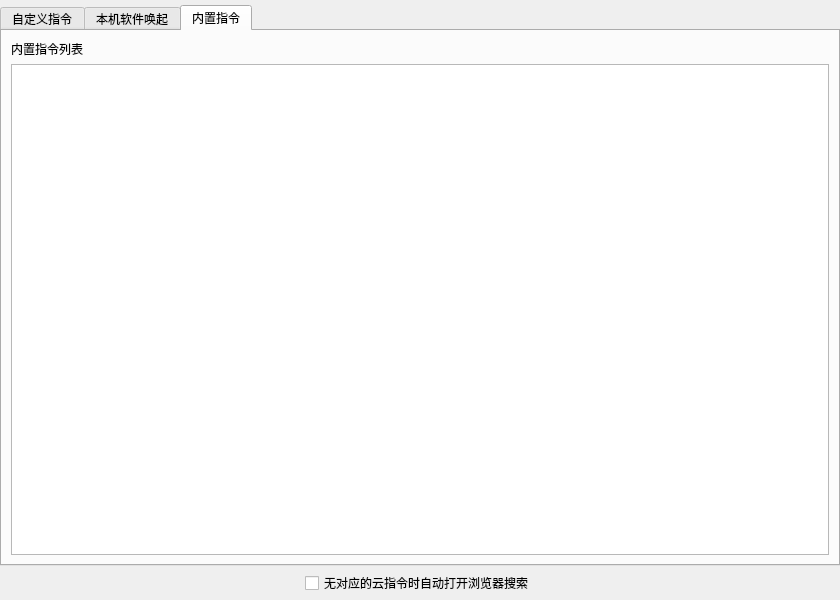
Old version of the form EasyPointer/DialogCloudCmd.ui in the repository wlffeng2008/EasyPointer.
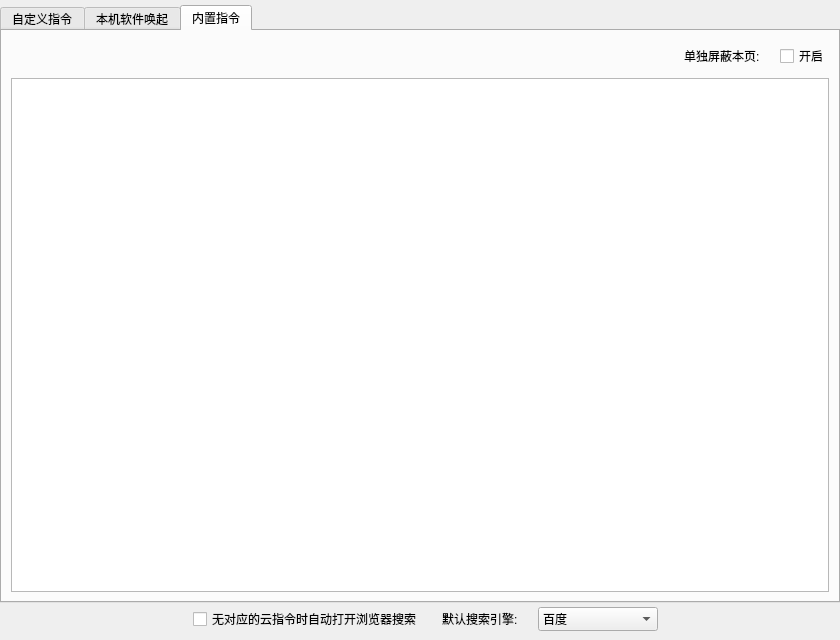
New version of the form. The open tabs and pages were chosen to show the change. Custom widgets are drawn as their Qt base class.

Diff of the .ui file:
```diff
--- a/EasyPointer/DialogCloudCmd.ui
+++ b/EasyPointer/DialogCloudCmd.ui
@@ -7,7 +7,7 @@
     <x>0</x>
     <y>0</y>
     <width>840</width>
-    <height>600</height>
+    <height>640</height>
    </rect>
   </property>
   <property name="windowTitle">
@@ -15,7 +15,7 @@
   </property>
   <layout class="QVBoxLayout" name="verticalLayout_4">
    <property name="spacing">
-    <number>5</number>
+    <number>0</number>
    </property>
    <property name="leftMargin">
     <number>0</number>
@@ -27,7 +27,7 @@
     <number>0</number>
    </property>
    <property name="bottomMargin">
-    <number>5</number>
+    <number>0</number>
    </property>
    <item>
     <widget class="QTabWidget" name="tabWidget">
@@ -208,11 +208,59 @@
       </attribute>
       <layout class="QVBoxLayout" name="verticalLayout_5">
        <item>
-        <widget class="QLabel" name="labelTitle2">
-         <property name="text">
-          <string>内置指令列表</string>
+        <layout class="QHBoxLayout" name="horizontalLayout_4">
+         <property name="spacing">
+          <number>20</number>
          </property>
-        </widget>
+         <property name="bottomMargin">
+          <number>0</number>
+         </property>
+         <item>
+          <spacer name="horizontalSpacer_4">
+           <property name="orientation">
+            <enum>Qt::Orientation::Horizontal</enum>
+           </property>
+           <property name="sizeHint" stdset="0">
+            <size>
+             <width>40</width>
+             <height>20</height>
+            </size>
+           </property>
+          </spacer>
+         </item>
+         <item>
+          <widget class="QLabel" name="labelTitle2">
+           <property name="minimumSize">
+            <size>
+             <width>0</width>
+             <height>32</height>
+            </size>
+           </property>
+           <property name="text">
+            <string>单独屏蔽本页:</string>
+           </property>
+          </widget>
+         </item>
+         <item>
+          <widget class="ToggleButton" name="checkBoxIgnore2">
+           <property name="minimumSize">
+            <size>
+             <width>0</width>
+             <height>24</height>
+            </size>
+           </property>
+           <property name="maximumSize">
+            <size>
+             <width>52</width>
+             <height>16777215</height>
+            </size>
+           </property>
+           <property name="text">
+            <string>开启</string>
+           </property>
+          </widget>
+         </item>
+        </layout>
        </item>
        <item>
         <widget class="QTableView" name="tableView1">
@@ -228,15 +276,99 @@
      </widget>
     </widget>
    </item>
-   <item alignment="Qt::AlignmentFlag::AlignHCenter">
-    <widget class="QCheckBox" name="checkBoxSearch">
-     <property name="text">
-      <string>无对应的云指令时自动打开浏览器搜索</string>
+   <item>
+    <layout class="QHBoxLayout" name="horizontalLayout_3">
+     <property name="spacing">
+      <number>20</number>
      </property>
-    </widget>
+     <property name="leftMargin">
+      <number>10</number>
+     </property>
+     <property name="bottomMargin">
+      <number>5</number>
+     </property>
+     <item>
+      <spacer name="horizontalSpacer">
+       <property name="orientation">
+        <enum>Qt::Orientation::Horizontal</enum>
+       </property>
+       <property name="sizeHint" stdset="0">
+        <size>
+         <width>40</width>
+         <height>20</height>
+        </size>
+       </property>
+      </spacer>
+     </item>
+     <item alignment="Qt::AlignmentFlag::AlignHCenter">
+      <widget class="QCheckBox" name="checkBoxSearch">
+       <property name="text">
+        <string>无对应的云指令时自动打开浏览器搜索</string>
+       </property>
+      </widget>
+     </item>
+     <item alignment="Qt::AlignmentFlag::AlignHCenter">
+      <widget class="QLabel" name="label_6">
+       <property name="minimumSize">
+        <size>
+         <width>0</width>
+         <height>32</height>
+        </size>
+       </property>
+       <property name="text">
+        <string>默认搜索引擎:</string>
+       </property>
+      </widget>
+     </item>
+     <item alignment="Qt::AlignmentFlag::AlignHCenter">
+      <widget class="QComboBox" name="comboBoxEngine">
+       <property name="minimumSize">
+        <size>
+         <width>120</width>
+         <height>24</height>
+        </size>
+       </property>
+       <item>
+        <property name="text">
+         <string>百度</string>
+        </property>
+       </item>
+       <item>
+        <property name="text">
+         <string>Google</string>
+        </property>
+       </item>
+       <item>
+        <property name="text">
+         <string>雅虎</string>
+        </property>
+       </item>
+      </widget>
+     </item>
+     <item>
+      <spacer name="horizontalSpacer_2">
+       <property name="orientation">
+        <enum>Qt::Orientation::Horizontal</enum>
+       </property>
+       <property name="sizeHint" stdset="0">
+        <size>
+         <width>40</width>
+         <height>20</height>
+        </size>
+       </property>
+      </spacer>
+     </item>
+    </layout>
    </item>
   </layout>
  </widget>
+ <customwidgets>
+  <customwidget>
+   <class>ToggleButton</class>
+   <extends>QCheckBox</extends>
+   <header>togglebutton.h</header>
+  </customwidget>
+ </customwidgets>
  <resources/>
  <connections/>
 </ui>
```
Left out of the diff: 102 changed lines with no effect on the pictures.
